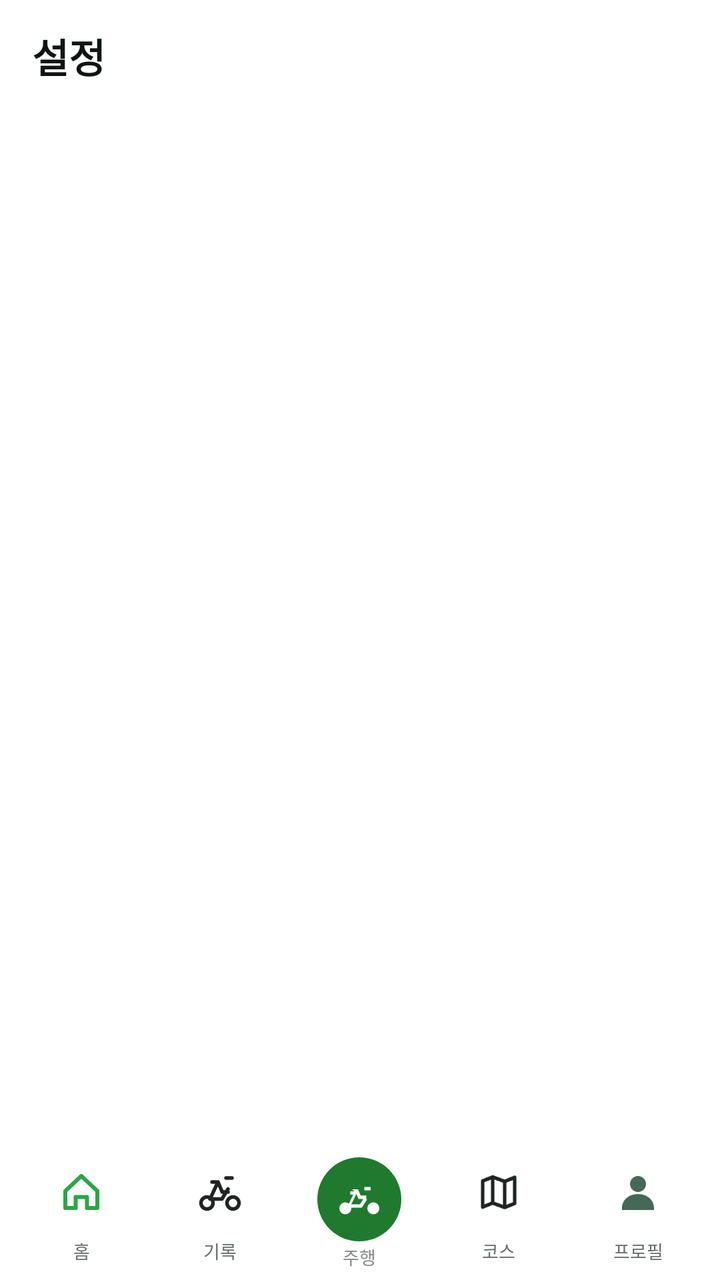
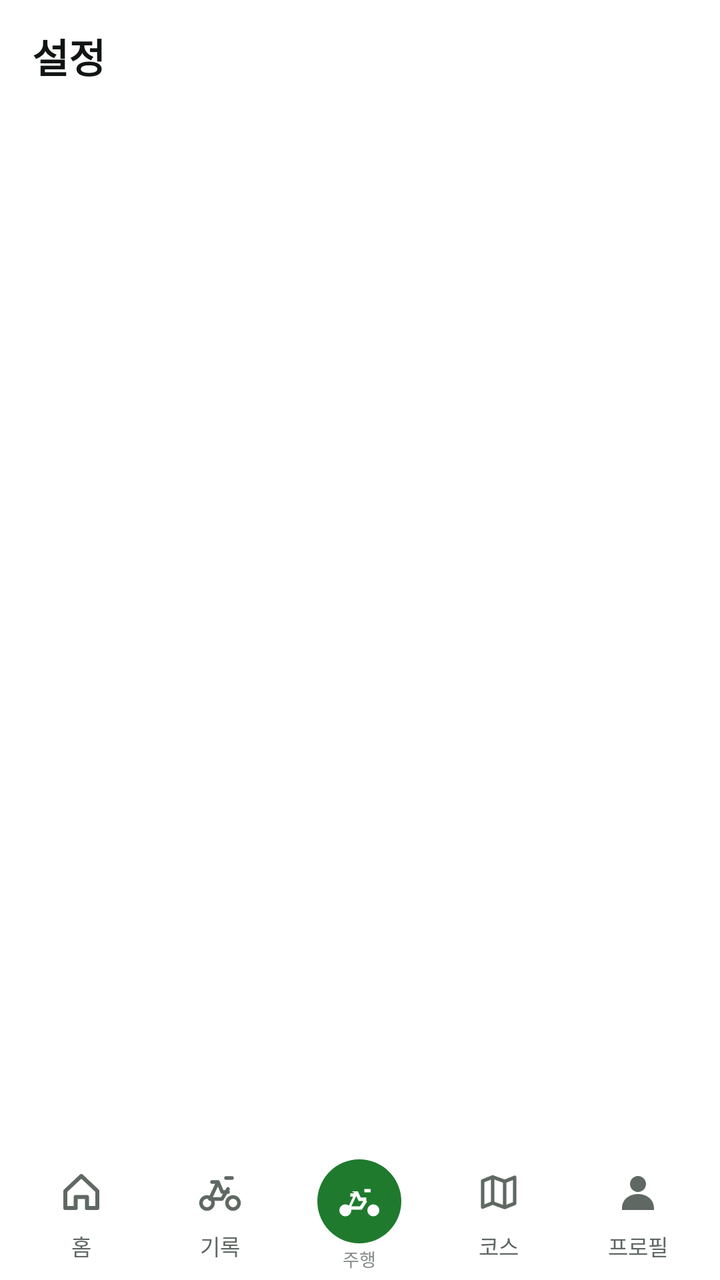

Compare the two renders of this Android layout. The source of the first and the diff that turns it into the second are given below.
<!-- AndroidManifest.xml: application theme AppTheme -->
<!-- res/layout/fragment_app_settings.xml -->
<?xml version="1.0" encoding="utf-8"?>
<androidx.constraintlayout.widget.ConstraintLayout
    xmlns:android="http://schemas.android.com/apk/res/android"
    xmlns:app="http://schemas.android.com/apk/res-auto"
    android:layout_width="match_parent"
    android:layout_height="match_parent"
    android:background="#F5F7F6">

    <LinearLayout
        android:id="@+id/settings_toolbar"
        android:layout_width="0dp"
        android:layout_height="56dp"
        android:background="#FFFFFF"
        android:gravity="center_vertical"
        android:orientation="horizontal"
        android:paddingEnd="16dp"
        app:layout_constraintEnd_toEndOf="parent"
        app:layout_constraintStart_toStartOf="parent"
        app:layout_constraintTop_toTopOf="parent">

        <ImageButton
            android:id="@+id/settings_back"
            android:layout_width="48dp"
            android:layout_height="match_parent"
            android:background="?android:attr/selectableItemBackgroundBorderless"
            android:contentDescription="뒤로"
            android:padding="14dp"
            android:src="@drawable/settings_ic_back"
            android:visibility="gone" />

        <TextView
            android:id="@+id/settings_title"
            android:layout_width="0dp"
            android:layout_height="wrap_content"
            android:layout_marginStart="16dp"
            android:layout_weight="1"
            android:text="설정"
            android:textColor="#101512"
            android:textSize="20sp"
            android:textStyle="bold" />
    </LinearLayout>

    <ScrollView
        android:id="@+id/settings_scroll"
        android:layout_width="0dp"
        android:layout_height="0dp"
        android:fillViewport="true"
        android:overScrollMode="never"
        app:layout_constraintBottom_toTopOf="@id/settings_bottom_nav"
        app:layout_constraintEnd_toEndOf="parent"
        app:layout_constraintStart_toStartOf="parent"
        app:layout_constraintTop_toBottomOf="@id/settings_toolbar">

        <LinearLayout
            android:id="@+id/settings_content"
            android:layout_width="match_parent"
            android:layout_height="wrap_content"
            android:background="#FFFFFF"
            android:orientation="vertical" />
    </ScrollView>

    <include
        android:id="@+id/settings_bottom_nav"
        layout="@layout/trailgo_bottom_nav"
        android:layout_width="0dp"
        android:layout_height="66dp"
        app:layout_constraintBottom_toBottomOf="parent"
        app:layout_constraintEnd_toEndOf="parent"
        app:layout_constraintStart_toStartOf="parent" />
</androidx.constraintlayout.widget.ConstraintLayout>
<!-- res/layout/trailgo_bottom_nav.xml (included above) -->
<?xml version="1.0" encoding="utf-8"?>
<LinearLayout xmlns:android="http://schemas.android.com/apk/res/android"
    android:layout_width="match_parent"
    android:layout_height="66dp"
    android:background="#FFFFFF"
    android:gravity="center"
    android:orientation="horizontal"
    android:paddingStart="6dp"
    android:paddingEnd="6dp">

    <TextView
        android:id="@+id/bottom_nav_home"
        style="@style/TrailGoBottomNavItem"
        android:drawableTop="@drawable/drawer_ic_home_custom"
        android:text="홈" />

    <TextView
        android:id="@+id/bottom_nav_records"
        style="@style/TrailGoBottomNavItem"
        android:drawableTop="@drawable/drawer_ic_bike_custom"
        android:text="기록" />

    <LinearLayout
        android:id="@+id/bottom_nav_ride"
        android:layout_width="0dp"
        android:layout_height="match_parent"
        android:layout_weight="1"
        android:clickable="true"
        android:focusable="true"
        android:gravity="center"
        android:orientation="vertical">

        <ImageView
            android:layout_width="42dp"
            android:layout_height="42dp"
            android:background="@drawable/trailgo_nav_ride_bg"
            android:padding="9dp"
            android:src="@drawable/profile_ic_bicycle"
            android:tint="#FFFFFF" />

        <TextView
            android:layout_width="wrap_content"
            android:layout_height="wrap_content"
            android:layout_marginTop="1dp"
            android:text="주행"
            android:textColor="#858B86"
            android:textSize="9sp" />
    </LinearLayout>

    <TextView
        android:id="@+id/bottom_nav_course"
        style="@style/TrailGoBottomNavItem"
        android:drawableTop="@drawable/drawer_ic_map_custom"
        android:text="코스" />

    <TextView
        android:id="@+id/bottom_nav_profile"
        style="@style/TrailGoBottomNavItem"
        android:drawableTop="@drawable/profile_ic_user"
        android:text="프로필" />
</LinearLayout>
<!-- resources referenced by this layout -->
<resources>
  <!-- drawable drawer_ic_home_custom (drawable) -->
  <vector xmlns:android="http://schemas.android.com/apk/res/android"
      android:width="24dp"
      android:height="24dp"
      android:viewportWidth="24"
      android:viewportHeight="24">
      <path
          android:fillColor="#00000000"
          android:pathData="M4,11.5L12,4l8,7.5V20h-5.2v-5.5H9.2V20H4z"
          android:strokeWidth="2"
          android:strokeColor="#28A745"
          android:strokeLineJoin="round"
          android:strokeLineCap="round" />
  </vector>
  <!-- drawable drawer_ic_map_custom (drawable) -->
  <vector xmlns:android="http://schemas.android.com/apk/res/android"
      android:width="24dp"
      android:height="24dp"
      android:viewportWidth="24"
      android:viewportHeight="24">
      <path
          android:fillColor="#00000000"
          android:pathData="M4,6.5l5,-2 6,2.2 5,-2v13l-5,2 -6,-2.2 -5,2zM9,4.5v13M15,6.7v13"
          android:strokeWidth="1.8"
          android:strokeColor="#202423"
          android:strokeLineJoin="round"
          android:strokeLineCap="round" />
  </vector>
  <!-- drawable profile_ic_user (drawable) -->
  <vector xmlns:android="http://schemas.android.com/apk/res/android"
      android:width="24dp"
      android:height="24dp"
      android:viewportWidth="24"
      android:viewportHeight="24">
      <path
          android:fillColor="#466957"
          android:pathData="M12,12a4,4 0,1 0,0 -8,4 4,0 0,0 0,8zM4,20c0,-4 3.4,-7 8,-7s8,3 8,7v1H4v-1z" />
  </vector>
  <!-- drawable settings_ic_back (drawable) -->
  <vector xmlns:android="http://schemas.android.com/apk/res/android"
      android:width="24dp"
      android:height="24dp"
      android:viewportWidth="24"
      android:viewportHeight="24">
      <path android:fillColor="#18201B" android:pathData="M20,11H7.83l5.59,-5.59L12,4l-8,8 8,8 1.42,-1.41L7.83,13H20v-2z" />
  </vector>
  <!-- drawable trailgo_nav_ride_bg (drawable) -->
  <?xml version="1.0" encoding="utf-8"?>
  <shape xmlns:android="http://schemas.android.com/apk/res/android" android:shape="oval">
      <solid android:color="#1F7A2E" />
  </shape>
  <style name="TrailGoBottomNavItem">
          <item name="android:layout_width">0dp</item>
          <item name="android:layout_height">match_parent</item>
          <item name="android:layout_weight">1</item>
          <item name="android:clickable">true</item>
          <item name="android:focusable">true</item>
          <item name="android:drawablePadding">3dp</item>
          <item name="android:gravity">center</item>
          <item name="android:paddingTop">10dp</item>
          <item name="android:textColor">#666D68</item>
          <item name="android:textSize">9sp</item>
      </style>
  <style name="AppTheme" parent="Theme.AppCompat.Light.DarkActionBar">
          
          <item name="colorPrimary">@color/colorPrimary</item>
          <item name="colorPrimaryDark">@color/colorPrimaryDark</item>
          <item name="colorAccent">@color/colorAccent</item>
      </style>
  <color name="colorPrimary">#181818</color>
  <color name="colorPrimaryDark">#181818</color>
  <color name="colorAccent">#03DAC5</color>
  <!-- unchanged entries left out for length: 2 -->
</resources>

<!-- the commit's change to res/layout/fragment_app_settings.xml (unified diff, before → after) -->
@@ -63,7 +63,7 @@
         android:id="@+id/settings_bottom_nav"
         layout="@layout/trailgo_bottom_nav"
         android:layout_width="0dp"
-        android:layout_height="66dp"
+        android:layout_height="wrap_content"
         app:layout_constraintBottom_toBottomOf="parent"
         app:layout_constraintEnd_toEndOf="parent"
         app:layout_constraintStart_toStartOf="parent" />
@@ -72,7 +72,8 @@
 <?xml version="1.0" encoding="utf-8"?>
 <LinearLayout xmlns:android="http://schemas.android.com/apk/res/android"
     android:layout_width="match_parent"
-    android:layout_height="66dp"
+    android:layout_height="wrap_content"
+    android:minHeight="64dp"
     android:background="#FFFFFF"
     android:gravity="center"
     android:orientation="horizontal"
<!-- resource entries referenced after the edit -->
@@ -55,13 +55,17 @@
           <item name="android:layout_width">0dp</item>
           <item name="android:layout_height">match_parent</item>
           <item name="android:layout_weight">1</item>
+          <item name="android:background">@drawable/trailgo_nav_item_bg</item>
           <item name="android:clickable">true</item>
+          <item name="android:drawablePadding">2dp</item>
+          <item name="android:drawableTint">@color/trailgo_nav_item</item>
           <item name="android:focusable">true</item>
-          <item name="android:drawablePadding">3dp</item>
           <item name="android:gravity">center</item>
-          <item name="android:paddingTop">10dp</item>
-          <item name="android:textColor">#666D68</item>
-          <item name="android:textSize">9sp</item>
+          <item name="android:minWidth">48dp</item>
+          <item name="android:paddingTop">8dp</item>
+          <item name="android:paddingBottom">4dp</item>
+          <item name="android:textColor">@color/trailgo_nav_item</item>
+          <item name="android:textSize">11sp</item>
       </style>
   <style name="AppTheme" parent="Theme.AppCompat.Light.DarkActionBar">
           
@@ -69,6 +73,21 @@
           <item name="colorPrimaryDark">@color/colorPrimaryDark</item>
           <item name="colorAccent">@color/colorAccent</item>
       </style>
+  <!-- drawable trailgo_nav_item_bg (drawable) -->
+  <?xml version="1.0" encoding="utf-8"?>
+  <selector xmlns:android="http://schemas.android.com/apk/res/android">
+      <item android:state_selected="true">
+          <inset android:insetLeft="6dp" android:insetTop="4dp" android:insetRight="6dp" android:insetBottom="4dp">
+              <shape android:shape="rectangle">
+                  <solid android:color="#E8F3E5" />
+                  <corners android:radius="14dp" />
+              </shape>
+          </inset>
+      </item>
+      <item>
+          <ripple android:color="#141F7A2E" />
+      </item>
+  </selector>
   <color name="colorPrimary">#181818</color>
   <color name="colorPrimaryDark">#181818</color>
   <color name="colorAccent">#03DAC5</color>
